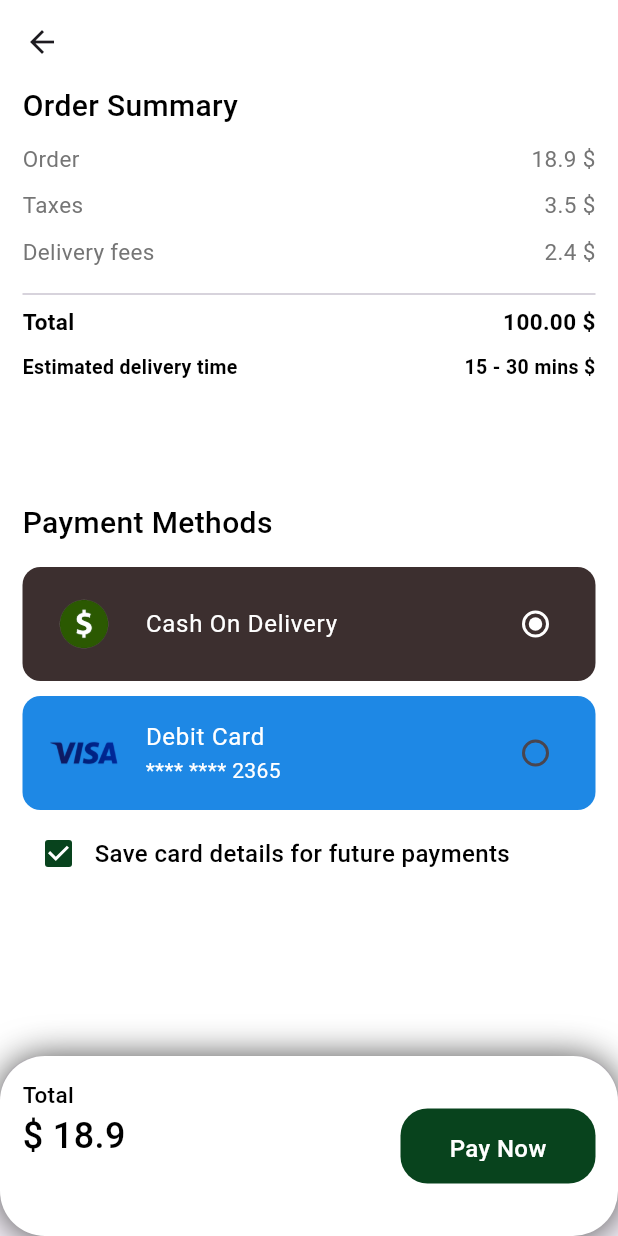
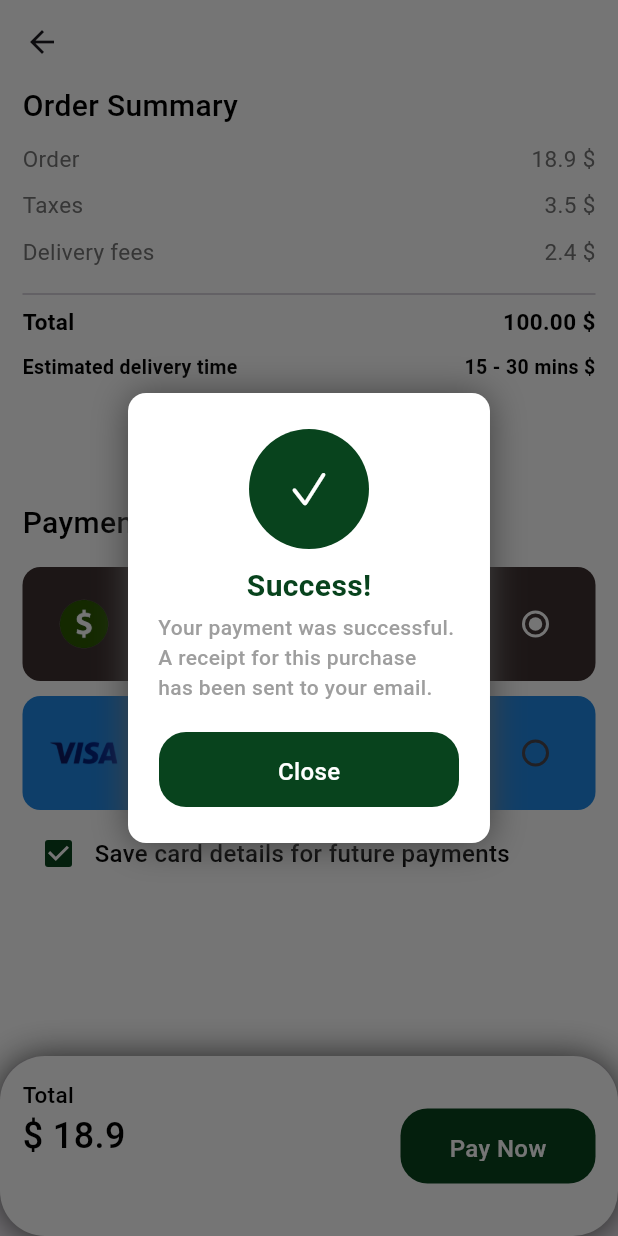
Before and after one commit to salahswidan/hungry, a Flutter app: the CheckoutView screen opened directly, after a tap on "Pay Now", on a phone screen of 412 x 824 dp. Run offline on Flutter 3.47's test engine with Material 3 defaults, Android fonts, the phone set to English and light mode, and no system bars; our stand-ins replace flutter_svg, gap.

Commit message:
Add success dialog and integrate it into the checkout process

```diff
--- a/lib/features/checkout/view/checkout_view.dart
+++ b/lib/features/checkout/view/checkout_view.dart
@@ -1,3 +1,4 @@
+import 'package:flutter/cupertino.dart';
 import 'package:flutter/material.dart';
 import 'package:gap/gap.dart';
 import 'package:hungry/core/constants/app_colors.dart';
@@ -5,6 +6,7 @@ import 'package:hungry/features/checkout/widget/checkout_details_widget.dart';
 import 'package:hungry/shared/custom_text.dart';
 
 import '../../../shared/custom_button.dart';
+import '../widget/success_dialog.dart';
 
 class CheckoutView extends StatefulWidget {
   const CheckoutView({super.key});
@@ -148,7 +150,26 @@ class _CheckoutViewState extends State<CheckoutView> {
                 CustomText(text: "\$ 18.9", size: 24),
               ],
             ),
-            CustomButton(text: "Pay Now", onTap: () {}),
+            CustomButton(
+              text: "Pay Now",
+              onTap: () {
+                showDialog(
+                  context: context,
+                  builder: (context) {
+                    return Dialog(
+                      backgroundColor: Colors.transparent,
+                      child: Padding(
+                        padding: const EdgeInsets.symmetric(
+                          horizontal: 20,
+                          vertical: 200.0,
+                        ),
+                        child: SuccessDialog(),
+                      ),
+                    );
+                  },
+                );
+              },
+            ),
           ],
         ),
       ),
--- /dev/null
+++ b/lib/features/checkout/widget/success_dialog.dart
@@ -0,0 +1,65 @@
+import 'package:flutter/cupertino.dart';
+import 'package:flutter/material.dart';
+import 'package:gap/gap.dart';
+import '../../../core/constants/app_colors.dart';
+import '../../../shared/custom_button.dart';
+import '../../../shared/custom_text.dart';
+
+class SuccessDialog extends StatelessWidget {
+  const SuccessDialog({super.key});
+
+  @override
+  Widget build(BuildContext context) {
+    return Container(
+      height: 300,
+      padding: EdgeInsets.all(20),
+      decoration: BoxDecoration(
+        borderRadius: BorderRadius.circular(12),
+        color: Colors.white,
+        boxShadow: [
+          BoxShadow(
+            color: Colors.grey.shade800,
+            blurRadius: 20,
+            offset: Offset(0, 1),
+          ),
+        ],
+      ),
+      child: Column(
+        mainAxisAlignment: MainAxisAlignment.center,
+        children: [
+          CircleAvatar(
+            radius: 40,
+            backgroundColor: AppColors.primary,
+            child: Icon(
+              CupertinoIcons.check_mark,
+              size: 30,
+              color: Colors.white,
+            ),
+          ),
+          Gap(10),
+          CustomText(
+            text: "Success!",
+            color: AppColors.primary,
+            size: 20,
+            weight: FontWeight.bold,
+          ),
+          Gap(3),
+          CustomText(
+            text:
+                "Your payment was successful. \nA receipt for this purchase \nhas been sent to your email.",
+            color: Colors.grey,
+            size: 14,
+          ),
+          Gap(20),
+          CustomButton(
+            text: "Close",
+            width: 200,
+            onTap: () {
+              Navigator.pop(context);
+            },
+          ),
+        ],
+      ),
+    );
+  }
+}
```
Also changed, not shown: assets/icons/check.png (added).
